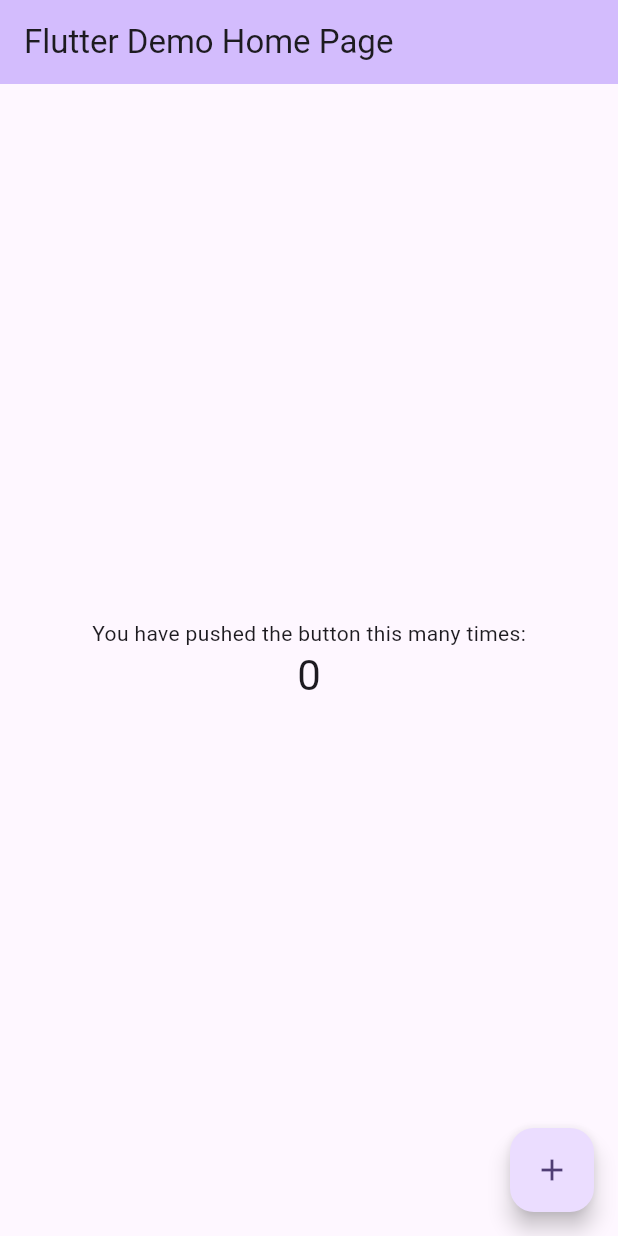
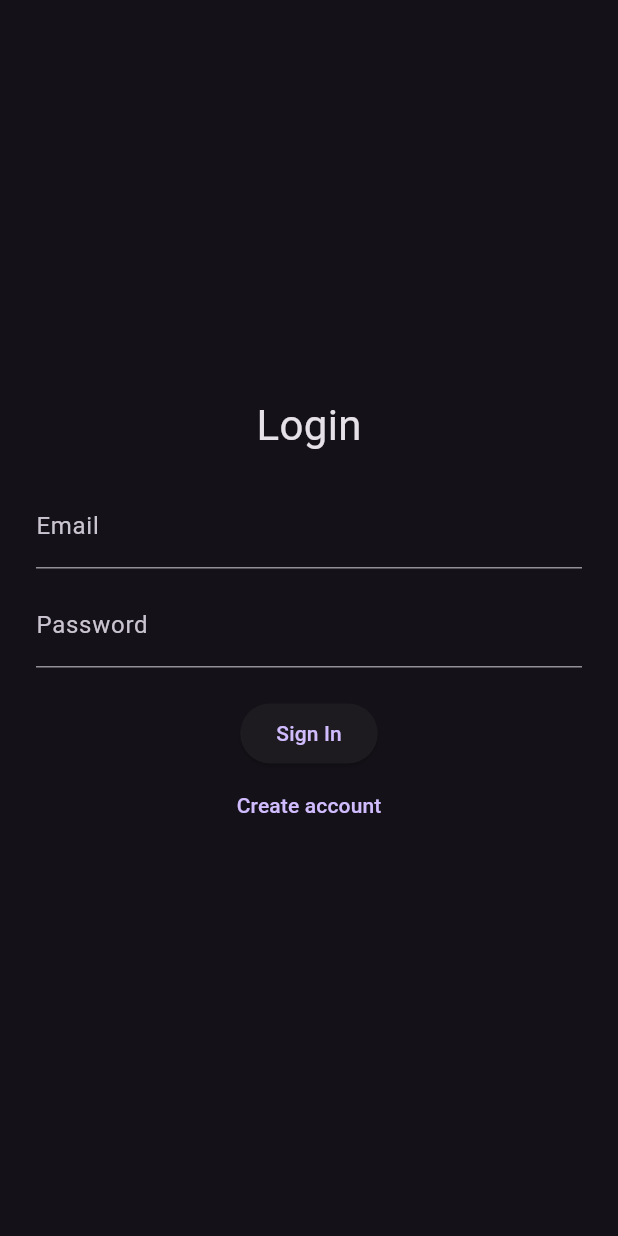
Before and after one commit to Sergioflorez123/drowsiness_detector_ap, a Flutter app: the screen it shows after launch, on a phone screen of 412 x 824 dp. Run offline on Flutter 3.47's test engine with Material 3 defaults, Android fonts, the phone set to English and light mode, and no system bars; our stand-ins replace flutter_riverpod, go_router, supabase_flutter; accounts and stored records are empty.

Commit message:
Actualización del proyecto Flutter

```diff
--- /dev/null
+++ b/lib/app/app.dart
@@ -0,0 +1,16 @@
+import 'package:flutter/material.dart';
+
+import 'router.dart';
+
+class MyApp extends StatelessWidget {
+  const MyApp({super.key});
+
+  @override
+  Widget build(BuildContext context) {
+    return MaterialApp.router(
+      debugShowCheckedModeBanner: false,
+      routerConfig: appRouter,
+      theme: ThemeData.dark(useMaterial3: true),
+    );
+  }
+}
--- /dev/null
+++ b/lib/app/router.dart
@@ -0,0 +1,29 @@
+import 'package:flutter/widgets.dart';
+import 'package:go_router/go_router.dart';
+
+import '../presentation/screens/auth/login_screen.dart';
+import '../presentation/screens/auth/register_screen.dart';
+import '../presentation/screens/home/home_screen.dart';
+import '../presentation/screens/splash/splash_screen.dart';
+
+final appRouter = GoRouter(
+  initialLocation: '/',
+  routes: [
+    GoRoute(
+      path: '/',
+      builder: (context, state) => const SplashScreen(),
+    ),
+    GoRoute(
+      path: '/login',
+      builder: (context, state) => const LoginScreen(),
+    ),
+    GoRoute(
+      path: '/register',
+      builder: (context, state) => const RegisterScreen(),
+    ),
+    GoRoute(
+      path: '/home',
+      builder: (context, state) => const HomeScreen(),
+    ),
+  ],
+);
--- /dev/null
+++ b/lib/core/core.dart
@@ -0,0 +1 @@
+// Archivo “barrel” opcional para exports comunes del core.
--- /dev/null
+++ b/lib/data/data.dart
@@ -0,0 +1 @@
+// Archivo “barrel” opcional para exports comunes de data.
--- /dev/null
+++ b/lib/data/datasources/remote/auth_service.dart
@@ -0,0 +1,26 @@
+import 'package:flutter_riverpod/flutter_riverpod.dart';
+import 'package:supabase_flutter/supabase_flutter.dart';
+
+final authServiceProvider = Provider<AuthService>((ref) {
+  return AuthService(Supabase.instance.client);
+});
+
+class AuthService {
+  final SupabaseClient client;
+
+  AuthService(this.client);
+
+  Future<void> signIn(String email, String password) async {
+    await client.auth.signInWithPassword(
+      email: email,
+      password: password,
+    );
+  }
+
+  Future<void> signUp(String email, String password) async {
+    await client.auth.signUp(
+      email: email,
+      password: password,
+    );
+  }
+}
--- /dev/null
+++ b/lib/domain/domain.dart
@@ -0,0 +1 @@
+// Archivo “barrel” opcional para exports comunes de domain.
--- a/lib/main.dart
+++ b/lib/main.dart
@@ -1,122 +1,17 @@
 import 'package:flutter/material.dart';
+import 'package:flutter_riverpod/flutter_riverpod.dart';
+import 'package:supabase_flutter/supabase_flutter.dart';
 
-void main() {
-  runApp(const MyApp());
+import 'app/app.dart';
+import 'core/env.dart';
+
+Future<void> main() async {
+  WidgetsFlutterBinding.ensureInitialized();
+
+  await Supabase.initialize(
+    url: Env.supabaseUrl,
+    anonKey: Env.supabaseAnonKey,
+  );
+
+  runApp(const ProviderScope(child: MyApp()));
 }
-
-class MyApp extends StatelessWidget {
-  const MyApp({super.key});
-
-  // This widget is the root of your application.
-  @override
-  Widget build(BuildContext context) {
-    return MaterialApp(
-      title: 'Flutter Demo',
-      theme: ThemeData(
-        // This is the theme of your application.
-        //
-        // TRY THIS: Try running your application with "flutter run". You'll see
-        // the application has a purple toolbar. Then, without quitting the app,
-        // try changing the seedColor in the colorScheme below to Colors.green
-        // and then invoke "hot reload" (save your changes or press the "hot
-        // reload" button in a Flutter-supported IDE, or press "r" if you used
-        // the command line to start the app).
-        //
-        // Notice that the counter didn't reset back to zero; the application
-        // state is not lost during the reload. To reset the state, use hot
-        // restart instead.
-        //
-        // This works for code too, not just values: Most code changes can be
-        // tested with just a hot reload.
-        colorScheme: .fromSeed(seedColor: Colors.deepPurple),
-      ),
-      home: const MyHomePage(title: 'Flutter Demo Home Page'),
-    );
-  }
-}
-
-class MyHomePage extends StatefulWidget {
-  const MyHomePage({super.key, required this.title});
-
-  // This widget is the home page of your application. It is stateful, meaning
-  // that it has a State object (defined below) that contains fields that affect
-  // how it looks.
-
-  // This class is the configuration for the state. It holds the values (in this
-  // case the title) provided by the parent (in this case the App widget) and
-  // used by the build method of the State. Fields in a Widget subclass are
-  // always marked "final".
-
-  final String title;
-
-  @override
-  State<MyHomePage> createState() => _MyHomePageState();
-}
-
-class _MyHomePageState extends State<MyHomePage> {
-  int _counter = 0;
-
-  void _incrementCounter() {
-    setState(() {
-      // This call to setState tells the Flutter framework that something has
-      // changed in this State, which causes it to rerun the build method below
-      // so that the display can reflect the updated values. If we changed
-      // _counter without calling setState(), then the build method would not be
-      // called again, and so nothing would appear to happen.
-      _counter++;
-    });
-  }
-
-  @override
-  Widget build(BuildContext context) {
-    // This method is rerun every time setState is called, for instance as done
-    // by the _incrementCounter method above.
-    //
-    // The Flutter framework has been optimized to make rerunning build methods
-    // fast, so that you can just rebuild anything that needs updating rather
-    // than having to individually change instances of widgets.
-    return Scaffold(
-      appBar: AppBar(
-        // TRY THIS: Try changing the color here to a specific color (to
-        // Colors.amber, perhaps?) and trigger a hot reload to see the AppBar
-        // change color while the other colors stay the same.
-        backgroundColor: Theme.of(context).colorScheme.inversePrimary,
-        // Here we take the value from the MyHomePage object that was created by
-        // the App.build method, and use it to set our appbar title.
-        title: Text(widget.title),
-      ),
-      body: Center(
-        // Center is a layout widget. It takes a single child and positions it
-        // in the middle of the parent.
-        child: Column(
-          // Column is also a layout widget. It takes a list of children and
-          // arranges them vertically. By default, it sizes itself to fit its
-          // children horizontally, and tries to be as tall as its parent.
-          //
-          // Column has various properties to control how it sizes itself and
-          // how it positions its children. Here we use mainAxisAlignment to
-          // center the children vertically; the main axis here is the vertical
-          // axis because Columns are vertical (the cross axis would be
-          // horizontal).
-          //
-          // TRY THIS: Invoke "debug painting" (choose the "Toggle Debug Paint"
-          // action in the IDE, or press "p" in the console), to see the
-          // wireframe for each widget.
-          mainAxisAlignment: .center,
-          children: [
-            const Text('You have pushed the button this many times:'),
-            Text(
-              '$_counter',
-              style: Theme.of(context).textTheme.headlineMedium,
-            ),
-          ],
-        ),
-      ),
-      floatingActionButton: FloatingActionButton(
-        onPressed: _incrementCounter,
-        tooltip: 'Increment',
-        child: const Icon(Icons.add),
-      ),
-    );
-  }
-}
--- /dev/null
+++ b/lib/presentation/providers/auth_provider.dart
@@ -0,0 +1,31 @@
+import 'package:flutter_riverpod/flutter_riverpod.dart';
+
+import '../../data/datasources/remote/auth_service.dart';
+
+final authProvider = StateNotifierProvider<AuthController, bool>((ref) {
+  return AuthController(ref);
+});
+
+class AuthController extends StateNotifier<bool> {
+  final Ref ref;
+
+  AuthController(this.ref) : super(false);
+
+  Future<void> login(String email, String password) async {
+    state = true;
+    try {
+      await ref.read(authServiceProvider).signIn(email, password);
+    } finally {
+      state = false;
+    }
+  }
+
+  Future<void> register(String email, String password) async {
+    state = true;
+    try {
+      await ref.read(authServiceProvider).signUp(email, password);
+    } finally {
+      state = false;
+    }
+  }
+}
--- /dev/null
+++ b/lib/presentation/screens/auth/login_screen.dart
@@ -0,0 +1,77 @@
+import 'package:flutter/material.dart';
+import 'package:flutter_riverpod/flutter_riverpod.dart';
+import 'package:go_router/go_router.dart';
+
+import '../../providers/auth_provider.dart';
+
+class LoginScreen extends ConsumerStatefulWidget {
+  const LoginScreen({super.key});
+
+  @override
+  ConsumerState<LoginScreen> createState() => _LoginScreenState();
+}
+
+class _LoginScreenState extends ConsumerState<LoginScreen> {
+  final emailController = TextEditingController();
+  final passwordController = TextEditingController();
+
+  @override
+  void dispose() {
+    emailController.dispose();
+    passwordController.dispose();
+    super.dispose();
+  }
+
+  @override
+  Widget build(BuildContext context) {
+    final loading = ref.watch(authProvider);
+
+    return Scaffold(
+      body: Padding(
+        padding: const EdgeInsets.all(24),
+        child: Column(
+          mainAxisAlignment: MainAxisAlignment.center,
+          children: [
+            const Text('Login', style: TextStyle(fontSize: 28)),
+            const SizedBox(height: 20),
+            TextField(
+              controller: emailController,
+              decoration: const InputDecoration(labelText: 'Email'),
+              keyboardType: TextInputType.emailAddress,
+            ),
+            const SizedBox(height: 10),
+            TextField(
+              controller: passwordController,
+              decoration: const InputDecoration(labelText: 'Password'),
+              obscureText: true,
+            ),
+            const SizedBox(height: 20),
+            ElevatedButton(
+              onPressed: loading
+                  ? null
+                  : () async {
+                      await ref.read(authProvider.notifier).login(
+                            emailController.text.trim(),
+                            passwordController.text,
+                          );
+                      if (!mounted) return;
+                      context.go('/home');
+                    },
+              child: loading
+                  ? const SizedBox(
+                      height: 18,
+                      width: 18,
+                      child: CircularProgressIndicator(strokeWidth: 2),
+                    )
+                  : const Text('Sign In'),
+            ),
+            TextButton(
+              onPressed: () => context.go('/register'),
+              child: const Text('Create account'),
+            ),
+          ],
+        ),
+      ),
+    );
+  }
+}
```
Also changed, not shown: lib/core/env.dart (added, +11 -0 lines), lib/presentation/screens/auth/register_screen.dart (added, +77 -0 lines), lib/presentation/screens/home/home_screen.dart (added, +15 -0 lines), lib/presentation/screens/splash/splash_screen.dart (added, +29 -0 lines), pubspec.yaml (+7 -0 lines), pubspec.lock.
